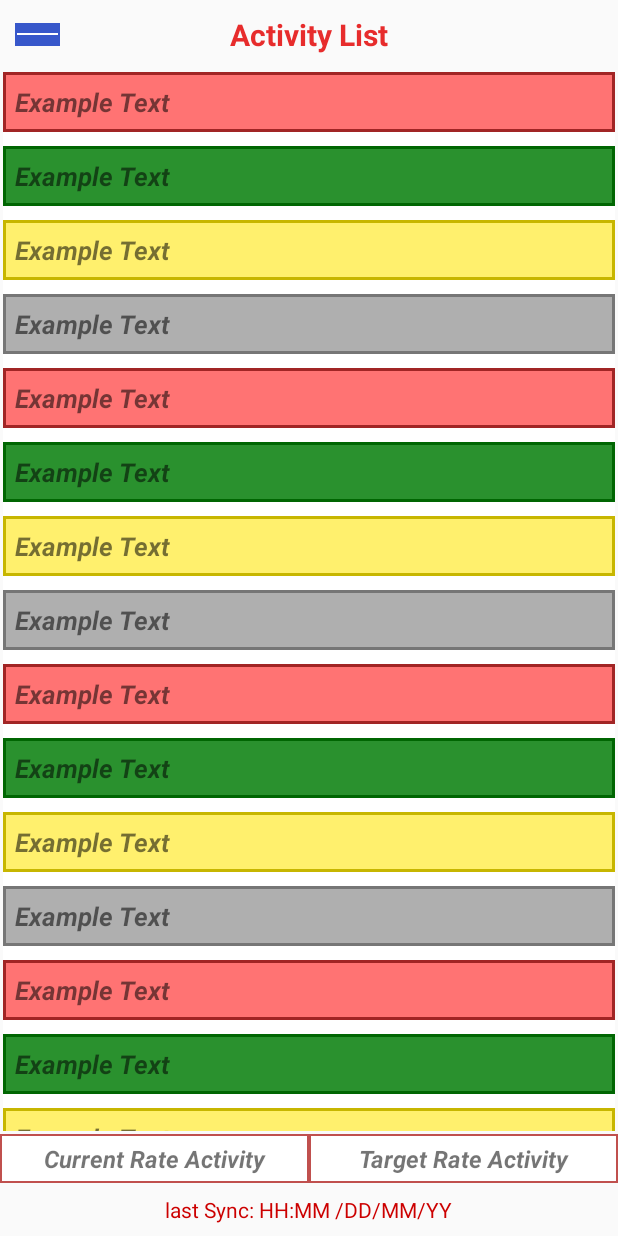
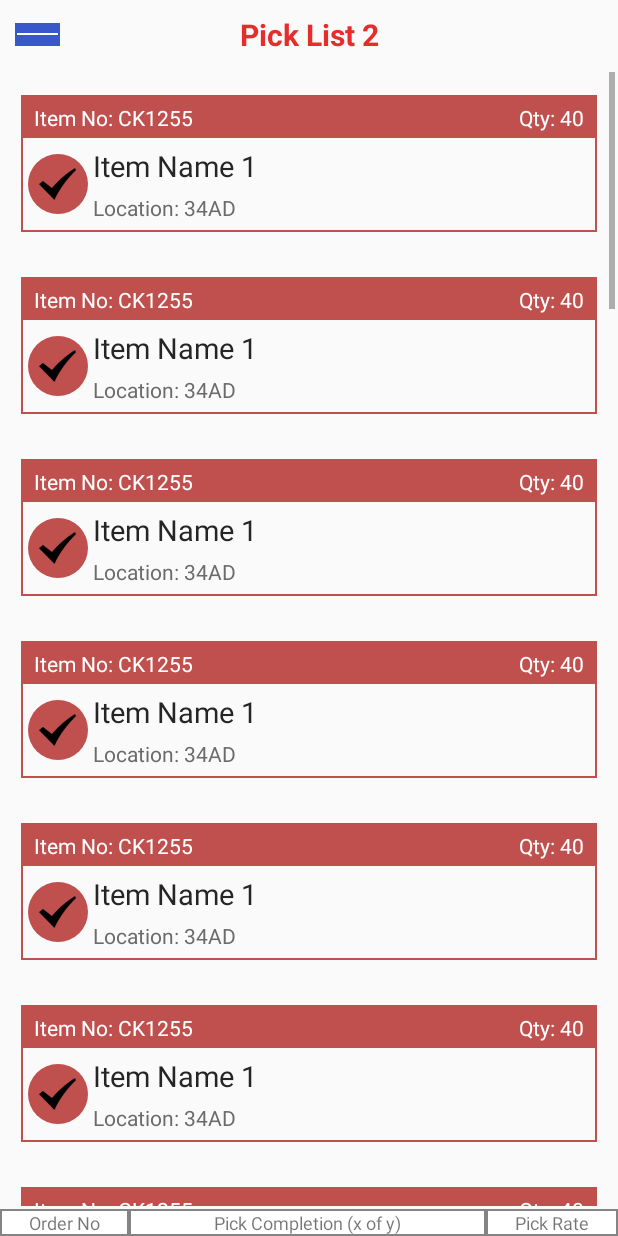
Before and after one commit to rahulrainaaa/TestApp, an Android app: the HomePageActivity screen opened directly, with no data from a screen before it, after a tap on "Current Rate Activity", on a phone screen of 412 x 824 dp. Run offline under Robolectric (Android 15) with nearby library versions, the phone set to English and light mode, and no system bars; 1 other tap on this screen came first.

Commit message:
Initial Commit

```diff
--- a/app/src/main/java/app/testapp/activity/HomePageActivity.java
+++ b/app/src/main/java/app/testapp/activity/HomePageActivity.java
@@ -14,6 +14,7 @@ import java.util.ArrayList;
 
 import app.testapp.R;
 import app.testapp.adapter.ActivityListAdapter;
+import app.testapp.adapter.PickListAdapter;
 
 /**
  * @class HomePageActivity
@@ -23,7 +24,7 @@ public class HomePageActivity extends FragmentActivity implements View.OnClickLi
 
     private TextView txtTargetRate, txtCurrentRate;
     private ListView listView;
-    LinearLayout menuLayout;
+    private LinearLayout menuLayout;
     public ArrayList<String> list;
     private ActivityListAdapter adapter;
 
@@ -53,6 +54,7 @@ public class HomePageActivity extends FragmentActivity implements View.OnClickLi
         switch (view.getId()) {
             case R.id.txt_current_rate:
                 Toast.makeText(this, "Current Rate", Toast.LENGTH_SHORT).show();
+                startActivity(new Intent(this, PickListActivity.class));
                 break;
 
             case R.id.txt_target_rate:
--- a/app/src/main/java/app/testapp/activity/PickListActivity.java
+++ b/app/src/main/java/app/testapp/activity/PickListActivity.java
@@ -2,15 +2,38 @@ package app.testapp.activity;
 
 import android.os.Bundle;
 import android.support.v4.app.FragmentActivity;
-import android.support.v7.app.AppCompatActivity;
+import android.view.View;
+import android.widget.AdapterView;
+import android.widget.ListView;
+import android.widget.Toast;
+
+import java.util.ArrayList;
 
 import app.testapp.R;
+import app.testapp.adapter.PickListAdapter;
 
-public class PickListActivity extends FragmentActivity {
+public class PickListActivity extends FragmentActivity implements AdapterView.OnItemClickListener {
+
+    private ListView listView;
+    private PickListAdapter adapter;
+    private ArrayList<String> list;
 
     @Override
     protected void onCreate(Bundle savedInstanceState) {
         super.onCreate(savedInstanceState);
         setContentView(R.layout.activity_pick_list);
+        listView = (ListView) findViewById(R.id.listView);
+        listView.setOnItemClickListener(this);
+        list = new ArrayList<>();
+        for (int i = 0; i < 30; i++) {
+            list.add("Pick Item " + i);
+        }
+        adapter = new PickListAdapter(this, list);
+        listView.setAdapter(adapter);
+    }
+
+    @Override
+    public void onItemClick(AdapterView<?> parent, View view, int position, long id) {
+        Toast.makeText(this, "Selected Item: " + position, Toast.LENGTH_SHORT).show();
     }
 }
--- a/app/src/main/res/drawable/rect_border.xml
+++ b/app/src/main/res/drawable/rect_border.xml
@@ -3,7 +3,7 @@
 
     <stroke
         android:width="1dp"
-        android:color="@color/colorPrimaryDark" />
+        android:color="#848484" />
 
     <padding
         android:bottom="1dp"
--- a/app/src/main/res/layout/activity_pick_list.xml
+++ b/app/src/main/res/layout/activity_pick_list.xml
@@ -47,7 +47,7 @@
         android:layout_above="@+id/linearLayout3"
         android:layout_below="@+id/linearLayout2"
         android:divider="#ffffff"
-        android:dividerHeight="9dp"
+        android:dividerHeight="0dp"
         android:padding="2dp"
         android:soundEffectsEnabled="true" />
 
@@ -60,26 +60,32 @@
         android:orientation="horizontal"
         android:weightSum="100">
 
-        <EditText
+        <TextView
             android:layout_width="wrap_content"
             android:layout_height="wrap_content"
             android:layout_weight="20"
+            android:background="@drawable/rect_border"
             android:gravity="center"
-            android:text="Order No" />
+            android:text="Order No"
+            android:textSize="12dp" />
 
-        <EditText
+        <TextView
             android:layout_width="wrap_content"
             android:layout_height="wrap_content"
             android:layout_weight="60"
+            android:background="@drawable/rect_border"
             android:gravity="center"
-            android:text="Pick Completion (x of y)" />
+            android:text="Pick Completion (x of y)"
+            android:textSize="12dp" />
 
-        <EditText
+        <TextView
             android:layout_width="wrap_content"
             android:layout_height="wrap_content"
             android:layout_weight="20"
+            android:background="@drawable/rect_border"
             android:gravity="center"
-            android:text="Pick Rate" />
+            android:text="Pick Rate"
+            android:textSize="12dp" />
 
     </LinearLayout>
 
--- a/app/src/main/res/layout/list_picklist_item.xml
+++ b/app/src/main/res/layout/list_picklist_item.xml
@@ -67,19 +67,19 @@
                 android:paddingLeft="7dp"
                 android:paddingRight="8dp"
                 android:paddingTop="5dp"
+                android:layout_margin="3dp"
                 android:src="@drawable/ok_icon" />
 
             <LinearLayout
                 android:layout_width="wrap_content"
                 android:layout_height="wrap_content"
-                android:orientation="vertical"
-                android:paddingLeft="2dp">
+                android:orientation="vertical">
 
                 <TextView
                     android:id="@+id/txtItemName"
                     android:layout_width="320dp"
                     android:layout_height="wrap_content"
-                    android:paddingBottom="5dp"
+                    android:paddingBottom="2dp"
                     android:paddingRight="4dp"
                     android:paddingTop="5dp"
                     android:text="Item Name 1"
@@ -92,7 +92,7 @@
                     android:layout_height="wrap_content"
                     android:paddingBottom="5dp"
                     android:paddingRight="4dp"
-                    android:paddingTop="5dp"
+                    android:paddingTop="3dp"
                     android:text="Location: 34AD"
                     android:textColor="#6b6b6b"
                     android:textSize="14dp" />
```
Also changed, not shown: app/src/main/java/app/testapp/adapter/PickListAdapter.java (+2 -31 lines).
